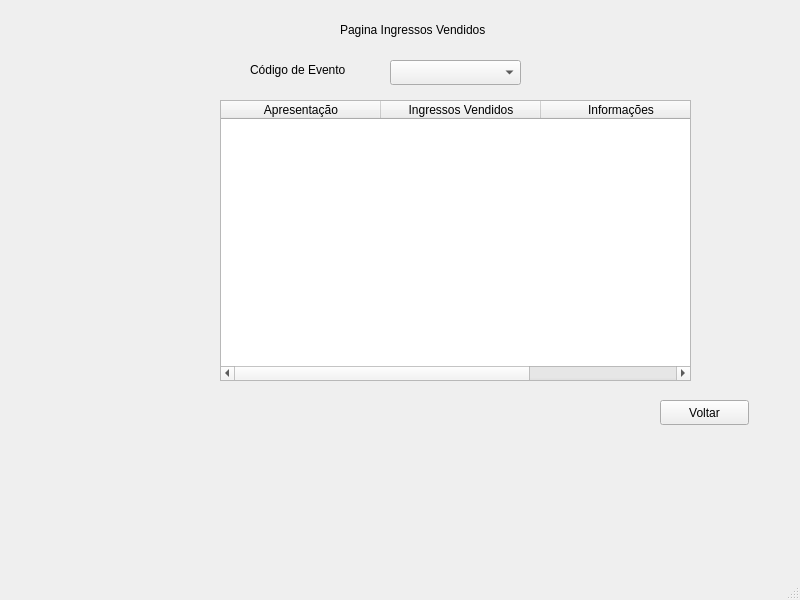
Above: ui/viewVendas.ui from PedroAugustoRamalhoDuarte/Trabalho-TP1 before the change. Below: the same form after it.
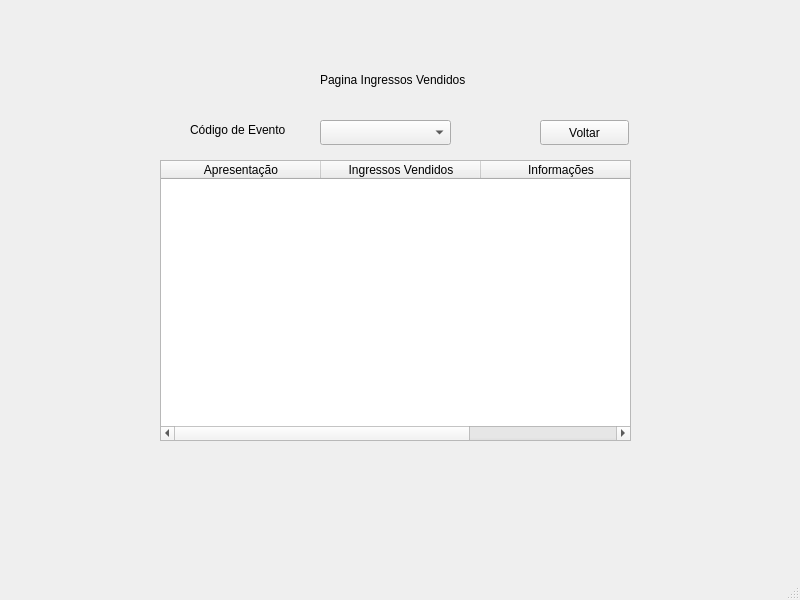
That is the form after the change. The open tabs and pages were chosen to show the change.

Commit message: Centralizando telas

Diff of the .ui file:
```diff
--- a/ui/viewVendas.ui
+++ b/ui/viewVendas.ui
@@ -158,8 +158,8 @@
      <widget class="QLabel" name="label_5">
       <property name="geometry">
        <rect>
-        <x>200</x>
-        <y>20</y>
+        <x>180</x>
+        <y>70</y>
         <width>191</width>
         <height>20</height>
        </rect>
@@ -171,8 +171,8 @@
      <widget class="QPushButton" name="btnVoltar2">
       <property name="geometry">
        <rect>
-        <x>520</x>
-        <y>400</y>
+        <x>400</x>
+        <y>120</y>
         <width>89</width>
         <height>25</height>
        </rect>
@@ -184,8 +184,8 @@
      <widget class="QComboBox" name="comboBoxEve">
       <property name="geometry">
        <rect>
-        <x>250</x>
-        <y>60</y>
+        <x>180</x>
+        <y>120</y>
         <width>131</width>
         <height>25</height>
        </rect>
@@ -194,8 +194,8 @@
      <widget class="QTableWidget" name="tableQtdVendida">
       <property name="geometry">
        <rect>
-        <x>80</x>
-        <y>100</y>
+        <x>20</x>
+        <y>160</y>
         <width>471</width>
         <height>281</height>
        </rect>
@@ -222,8 +222,8 @@
      <widget class="QLabel" name="label_6">
       <property name="geometry">
        <rect>
-        <x>110</x>
-        <y>60</y>
+        <x>50</x>
+        <y>120</y>
         <width>151</width>
         <height>20</height>
        </rect>
```
Left out of the diff: 26 changed lines with no effect on the pictures. The commit also changes 4 other files.
